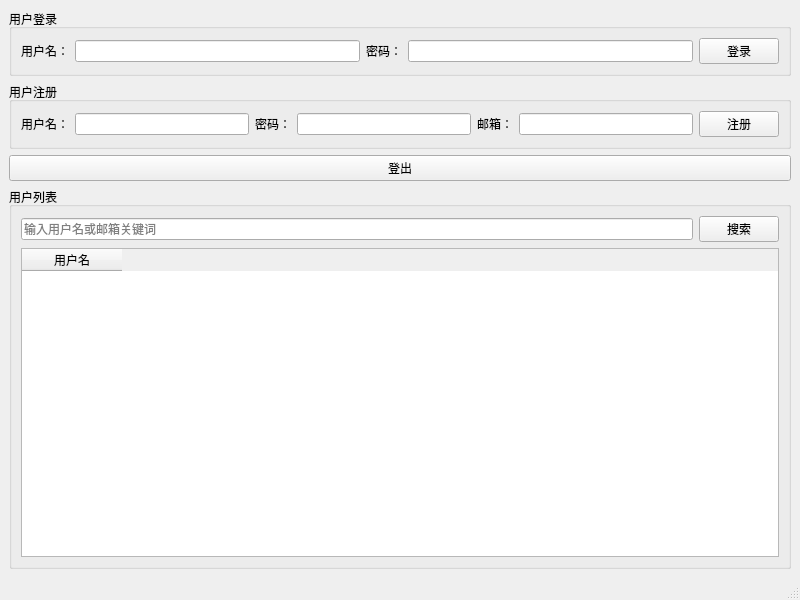
First picture: the form in mainwindow.ui, repository Yan-kaige/CPPManagementSystemWithQt, before the edit.
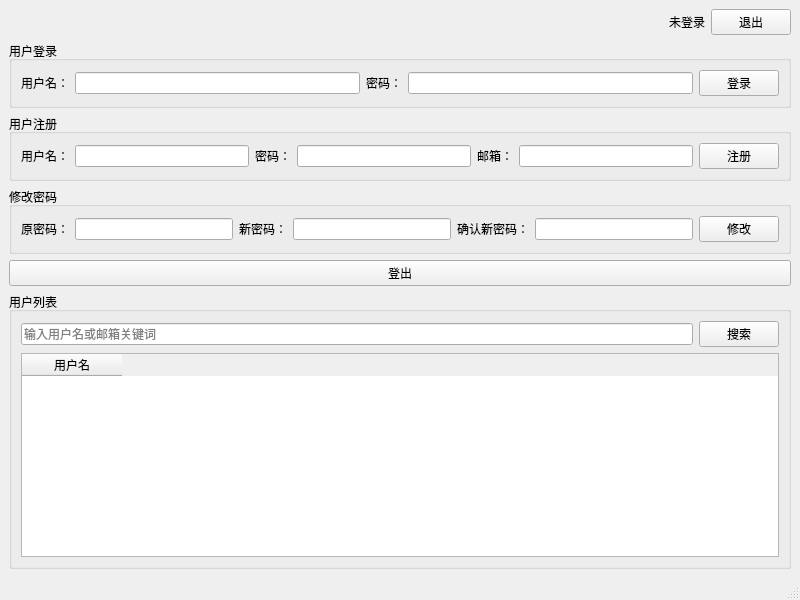
Second picture: the form after the edit.

Commit message: 登录信息显示   修改密码功能  退出程序

```diff
--- a/mainwindow.ui
+++ b/mainwindow.ui
@@ -15,6 +15,40 @@
   </property>
   <widget class="QWidget" name="centralwidget">
    <layout class="QVBoxLayout" name="verticalLayout">
+    <item>
+     <layout class="QHBoxLayout" name="horizontalLayoutTop">
+      <item>
+       <spacer name="horizontalSpacerTop">
+        <property name="orientation">
+         <enum>Qt::Horizontal</enum>
+        </property>
+        <property name="sizeHint" stdset="0">
+         <size>
+          <width>40</width>
+          <height>20</height>
+         </size>
+        </property>
+       </spacer>
+      </item>
+      <item>
+       <widget class="QLabel" name="labelCurrentUser">
+        <property name="text">
+         <string>未登录</string>
+        </property>
+        <property name="alignment">
+         <set>Qt::AlignRight|Qt::AlignVCenter</set>
+        </property>
+       </widget>
+      </item>
+      <item>
+       <widget class="QPushButton" name="btnQuit">
+        <property name="text">
+         <string>退出</string>
+        </property>
+       </widget>
+      </item>
+     </layout>
+    </item>
     <item>
      <widget class="QGroupBox" name="groupBoxLogin">
       <property name="title">
@@ -105,6 +139,64 @@
       </layout>
      </widget>
     </item>
+    <item>
+     <widget class="QGroupBox" name="groupBoxChangePassword">
+      <property name="title">
+       <string>修改密码</string>
+      </property>
+      <layout class="QHBoxLayout" name="horizontalLayoutChangePassword">
+       <item>
+        <widget class="QLabel" name="labelOldPassword">
+         <property name="text">
+          <string>原密码：</string>
+         </property>
+        </widget>
+       </item>
+       <item>
+        <widget class="QLineEdit" name="lineEditOldPassword">
+         <property name="echoMode">
+          <enum>QLineEdit::Password</enum>
+         </property>
+        </widget>
+       </item>
+       <item>
+        <widget class="QLabel" name="labelNewPassword">
+         <property name="text">
+          <string>新密码：</string>
+         </property>
+        </widget>
+       </item>
+       <item>
+        <widget class="QLineEdit" name="lineEditNewPassword">
+         <property name="echoMode">
+          <enum>QLineEdit::Password</enum>
+         </property>
+        </widget>
+       </item>
+       <item>
+        <widget class="QLabel" name="labelConfirmPassword">
+         <property name="text">
+          <string>确认新密码：</string>
+         </property>
+        </widget>
+       </item>
+       <item>
+        <widget class="QLineEdit" name="lineEditConfirmPassword">
+         <property name="echoMode">
+          <enum>QLineEdit::Password</enum>
+         </property>
+        </widget>
+       </item>
+       <item>
+        <widget class="QPushButton" name="btnChangePassword">
+         <property name="text">
+          <string>修改</string>
+         </property>
+        </widget>
+       </item>
+      </layout>
+     </widget>
+    </item>
     <item>
      <widget class="QPushButton" name="btnLogout">
       <property name="text">
```
The commit also changes 5 other files.
